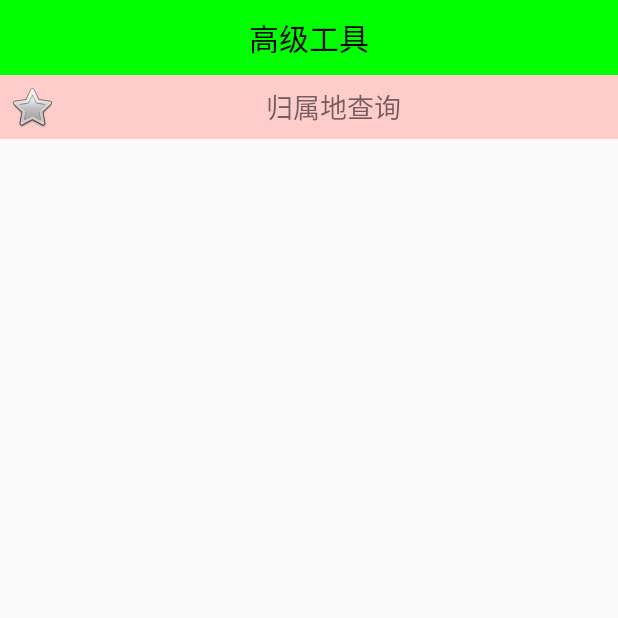
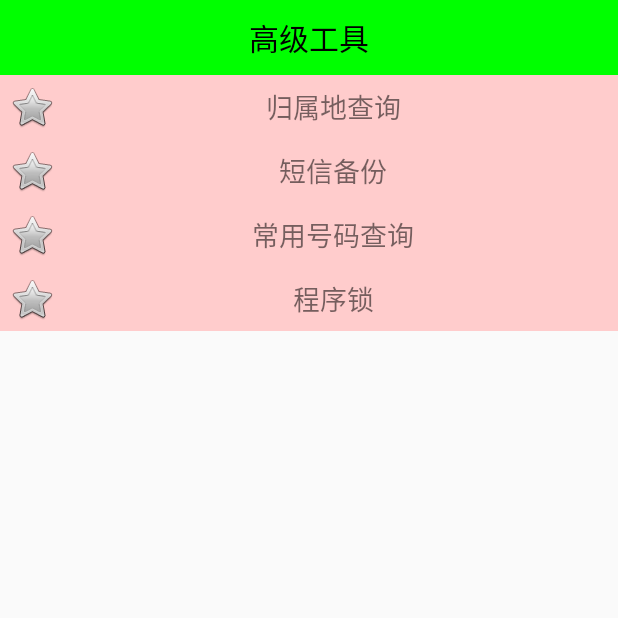
Before and after one commit to lb2281075105/mobilesafe, an Android app: the AToolActivity screen opened directly, with no data from a screen before it, on a phone screen of 412 x 824 dp, the top half of it. Run offline under Robolectric (Android 15) with nearby library versions, the phone set to English and light mode, and no system bars.

Commit message:
短信备份

```diff
--- a/app/src/main/res/layout/activity_atool.xml
+++ b/app/src/main/res/layout/activity_atool.xml
@@ -19,4 +19,38 @@
         android:background="@drawable/selector_atool_item_bg"
         android:layout_width="match_parent"
         android:layout_height="wrap_content"/>
+    <TextView
+
+        android:padding="5dp"
+        android:gravity="center"
+        android:id="@+id/tv_sms_backup"
+        android:text="短信备份"
+        android:drawableLeft="@android:drawable/btn_star"
+        android:textSize="18sp"
+        android:background="@drawable/selector_atool_item_bg"
+        android:layout_width="match_parent"
+        android:layout_height="wrap_content"/>
+
+    <TextView
+
+        android:padding="5dp"
+        android:gravity="center"
+        android:id="@+id/tv_some_phone"
+        android:text="常用号码查询"
+        android:drawableLeft="@android:drawable/btn_star"
+        android:textSize="18sp"
+        android:background="@drawable/selector_atool_item_bg"
+        android:layout_width="match_parent"
+        android:layout_height="wrap_content"/>
+    <TextView
+
+        android:padding="5dp"
+        android:gravity="center"
+        android:id="@+id/tv_chengxusuo"
+        android:text="程序锁"
+        android:drawableLeft="@android:drawable/btn_star"
+        android:textSize="18sp"
+        android:background="@drawable/selector_atool_item_bg"
+        android:layout_width="match_parent"
+        android:layout_height="wrap_content"/>
 </LinearLayout>
--- /dev/null
+++ b/app/src/main/res/xml/sms.xml
@@ -0,0 +1,4 @@
+<?xml version="1.0" encoding="utf-8"?>
+<PreferenceScreen xmlns:android="http://schemas.android.com/apk/res/android">
+
+</PreferenceScreen>
```
Also changed, not shown: app/src/main/AndroidManifest.xml (+10 -2 lines), app/src/main/java/com/itheima/mobilesafe/activity/AToolActivity.java (+59 -0 lines), app/src/main/java/com/itheima/mobilesafe/engine/SmsBackUp.java (added, +113 -0 lines).
